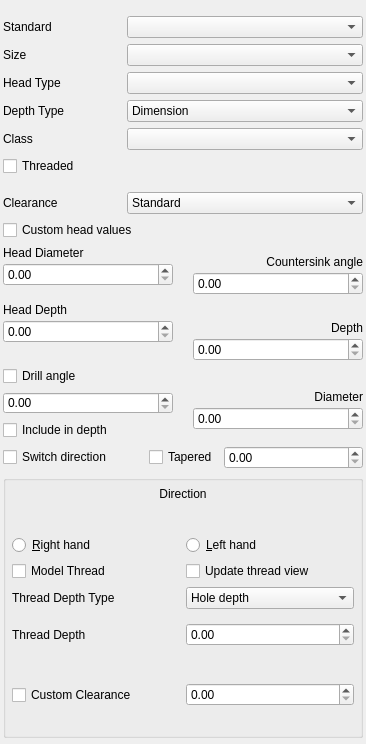
The window that src/Mod/PartDesign/Gui/TaskHoleParameters.ui (kadet1090/FreeCAD) describes before a commit, drawn with Qt 5.
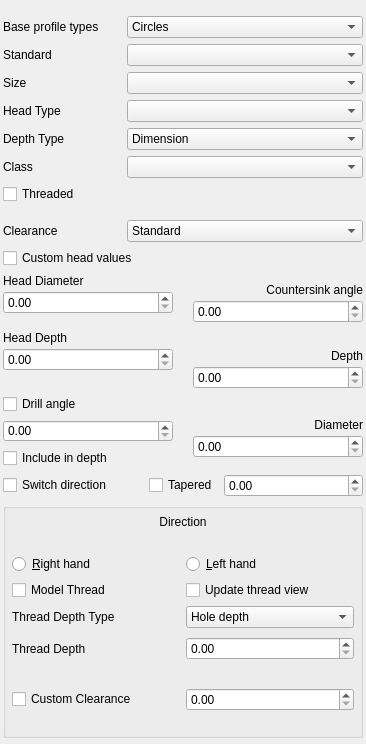
The same window after the commit. Custom widgets are drawn as their Qt base class.

Commit message:
PD: Allow to create holes from sketch points
Fixes issue 6884

Diff of the .ui file:
```diff
--- a/src/Mod/PartDesign/Gui/TaskHoleParameters.ui
+++ b/src/Mod/PartDesign/Gui/TaskHoleParameters.ui
@@ -40,6 +40,32 @@
       <number>10</number>
      </property>
      <item row="0" column="0">
+      <widget class="Gui::ElideLabel" name="labelProfileType">
+       <property name="text">
+        <string>Base profile types</string>
+       </property>
+      </widget>
+     </item>
+     <item row="0" column="1">
+      <widget class="QComboBox" name="BaseProfileType">
+       <item>
+        <property name="text">
+         <string>Circles</string>
+        </property>
+       </item>
+       <item>
+        <property name="text">
+         <string>Points</string>
+        </property>
+       </item>
+       <item>
+        <property name="text">
+         <string>Circles or points</string>
+        </property>
+       </item>
+      </widget>
+     </item>
+     <item row="1" column="0">
       <widget class="Gui::ElideLabel" name="labelThreadType">
        <property name="sizePolicy">
         <sizepolicy hsizetype="Ignored" vsizetype="Preferred">
@@ -52,7 +78,7 @@
        </property>
       </widget>
      </item>
-     <item row="0" column="1">
+     <item row="1" column="1">
       <widget class="QComboBox" name="ThreadType">
        <property name="sizePolicy">
         <sizepolicy hsizetype="Ignored" vsizetype="Fixed">
@@ -62,7 +88,7 @@
        </property>
       </widget>
      </item>
-     <item row="1" column="0">
+     <item row="2" column="0">
       <widget class="Gui::ElideLabel" name="labelSize">
        <property name="sizePolicy">
         <sizepolicy hsizetype="Ignored" vsizetype="Preferred">
@@ -75,7 +101,7 @@
        </property>
       </widget>
      </item>
-     <item row="1" column="1">
+     <item row="2" column="1">
       <widget class="QComboBox" name="ThreadSize">
        <property name="sizePolicy">
         <sizepolicy hsizetype="Ignored" vsizetype="Fixed">
@@ -85,7 +111,7 @@
        </property>
       </widget>
      </item>
-     <item row="2" column="0">
+     <item row="3" column="0">
       <widget class="Gui::ElideLabel" name="labelHeadType">
        <property name="sizePolicy">
         <sizepolicy hsizetype="Ignored" vsizetype="Preferred">
@@ -101,7 +127,7 @@
        </property>
       </widget>
      </item>
-     <item row="2" column="1">
+     <item row="3" column="1">
       <widget class="QComboBox" name="HoleCutType">
        <property name="sizePolicy">
         <sizepolicy hsizetype="Ignored" vsizetype="Fixed">
@@ -114,7 +140,7 @@
        </property>
       </widget>
      </item>
-     <item row="3" column="0">
+     <item row="4" column="0">
       <widget class="Gui::ElideLabel" name="labelDepthType">
        <property name="sizePolicy">
         <sizepolicy hsizetype="Ignored" vsizetype="Preferred">
@@ -130,7 +156,7 @@
        </property>
       </widget>
      </item>
-     <item row="3" column="1">
+     <item row="4" column="1">
       <widget class="QComboBox" name="DepthType">
        <property name="sizePolicy">
         <sizepolicy hsizetype="Ignored" vsizetype="Fixed">
@@ -153,7 +179,7 @@
        </item>
       </widget>
      </item>
-     <item row="4" column="0">
+     <item row="5" column="0">
       <widget class="Gui::ElideLabel" name="labelThreadClass">
        <property name="sizePolicy">
         <sizepolicy hsizetype="Preferred" vsizetype="Preferred">
@@ -166,7 +192,7 @@
        </property>
       </widget>
      </item>
-     <item row="4" column="1">
+     <item row="5" column="1">
       <widget class="QComboBox" name="ThreadClass">
        <property name="sizePolicy">
         <sizepolicy hsizetype="Ignored" vsizetype="Fixed">
```
Left out of the diff: 2 changed lines with no effect on the pictures. The commit also changes 5 other files.
